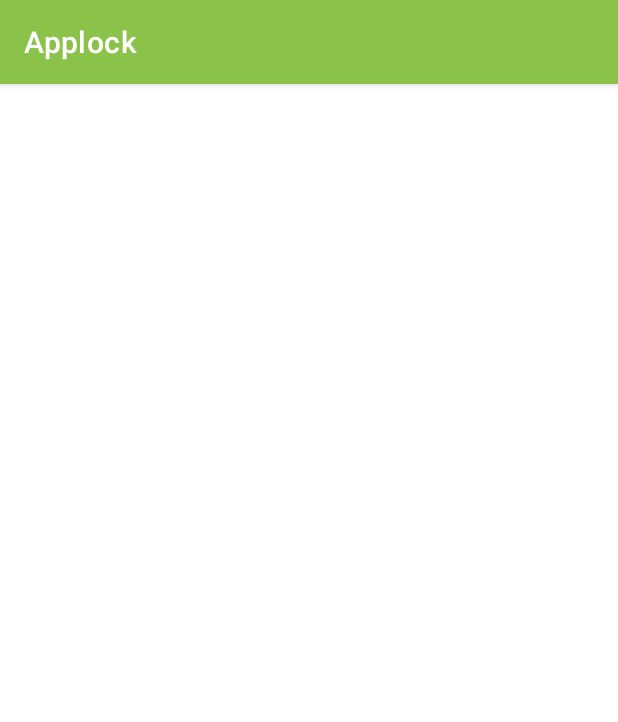
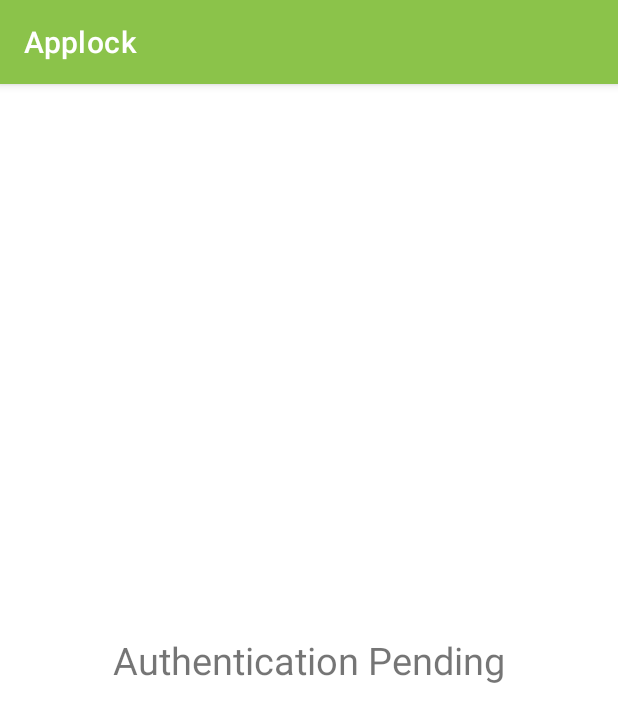
Before and after one commit to linx3273/Applock, an Android app: the screen it shows after launch (deviceAuth), on a phone screen of 412 x 824 dp. Shown: the top 722 px of the screen. Run offline under Robolectric (Android 15) with nearby library versions, the phone set to English and light mode, and no system bars; libraries missing offline, so code that uses them is left out: com.google.zxing.integration.

Commit message:
lock feature now works on applock itself repeated clicking of bottomNavBar no longer creates new instances of applist and settingsPage, thus improving performance

```diff
--- a/app/src/main/java/com/linx/applock/MainActivity.java
+++ b/app/src/main/java/com/linx/applock/MainActivity.java
@@ -1,8 +1,14 @@
 package com.linx.applock;
+import androidx.activity.result.ActivityResult;
+import androidx.activity.result.ActivityResultCallback;
+import androidx.activity.result.ActivityResultLauncher;
+import androidx.activity.result.contract.ActivityResultContracts;
 import androidx.appcompat.app.AppCompatActivity;
 
 import android.content.Intent;
 import android.os.Bundle;
+import android.widget.Toast;
+
 import androidx.fragment.app.Fragment;
 import androidx.fragment.app.FragmentManager;
 import androidx.fragment.app.FragmentTransaction;
@@ -10,40 +16,30 @@
 import com.linx.applock.databinding.ActivityMainBinding;
 
 public class MainActivity extends AppCompatActivity {
+    Fragment appsPage = new applist();
+    Fragment settingsPage = new settings();
+    ActivityMainBinding binding;
 
-    ActivityMainBinding binding;
     @Override
     protected void onCreate(Bundle savedInstanceState) {
         super.onCreate(savedInstanceState);
         binding = ActivityMainBinding.inflate(getLayoutInflater());
         setContentView(binding.getRoot());
 
+        authCallback();
+
         // setting applist as the default fragment when the application is launched
-        replaceFragment(new applist());
-
-        Intent intent = new Intent(this, deviceAuth.class);
-        startActivity(intent);
-        finish();
+        replaceFragment(appsPage);
 
         binding.bottomNavigationView.setOnItemSelectedListener(item -> {
             // creating an event listener for the options on the navigation bar
             // check the clicked menu item and call function accordingly using switch
-
-            Fragment appsPage = null;
-            Fragment settingsPage = null;
-
             switch (item.getItemId()) {
                 case R.id.applist:
-                    if (appsPage == null){
-                        appsPage = new applist();
-                    }
                     replaceFragment(appsPage);
                     break;
 
                 case R.id.settings:
-                    if (settingsPage == null){
-                        settingsPage = new settings();
-                    }
                     replaceFragment(settingsPage);
                     break;
             }
@@ -61,4 +57,26 @@
         fragmentTransaction.commit();
 
     }
+
+    private void authCallback(){
+        Intent intent = new Intent(this, deviceAuth.class);
+
+        ActivityResultLauncher<Intent> authResult = registerForActivityResult(
+                new ActivityResultContracts.StartActivityForResult(),
+                new ActivityResultCallback<ActivityResult>() {
+                    @Override
+                    public void onActivityResult(ActivityResult result) {
+                        if (result.getResultCode() == RESULT_CANCELED){
+                            Intent homeIntent = new Intent(Intent.ACTION_MAIN);
+                            homeIntent.addCategory(Intent.CATEGORY_HOME);
+                            homeIntent.setFlags(Intent.FLAG_ACTIVITY_NEW_TASK | Intent.FLAG_ACTIVITY_SINGLE_TOP
+                                    | Intent.FLAG_ACTIVITY_CLEAR_TOP);
+                            startActivity(homeIntent);
+                            finish();
+                        }
+                    }
+                }
+        );
+        authResult.launch(intent);
+    }
 }
--- a/app/src/main/res/layout/activity_device_auth.xml
+++ b/app/src/main/res/layout/activity_device_auth.xml
@@ -6,4 +6,14 @@
     android:layout_height="match_parent"
     tools:context=".deviceAuth">
 
+    <TextView
+        android:id="@+id/textView"
+        android:layout_width="wrap_content"
+        android:layout_height="wrap_content"
+        android:text="Authentication Pending"
+        android:textSize="25dp"
+        app:layout_constraintBottom_toBottomOf="parent"
+        app:layout_constraintEnd_toEndOf="parent"
+        app:layout_constraintStart_toStartOf="parent"
+        app:layout_constraintTop_toTopOf="parent" />
 </androidx.constraintlayout.widget.ConstraintLayout>
--- a/app/src/main/res/values/strings.xml
+++ b/app/src/main/res/values/strings.xml
@@ -19,4 +19,7 @@
     <string name="hardwareMissing">Error: Your device does not support Biometric Authentication</string>
     <string name="hardwareUnvailabale">Error: Biometric hardware currently unavailable</string>
     <string name="biometricEnroll">Please set up biometric features on your device to use them</string>
+
+
+    <string name="test">TESTING</string>
 </resources>
```
Also changed, not shown: app/src/main/java/com/linx/applock/deviceAuth.java (+7 -5 lines).
